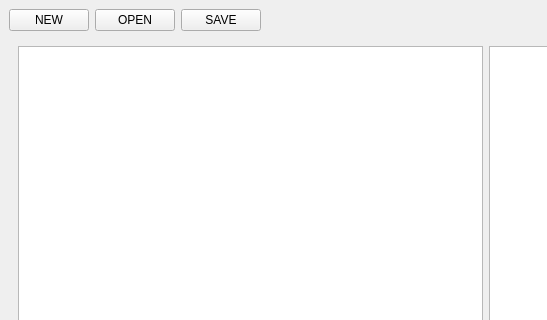
The window that mainwindow.ui (nort-cnc-control/NoRTGui-Qt) describes before a commit, drawn with Qt 5; both pictures show x 0 to 547 and y 0 to 320 of the 1148 by 703 pixel window.
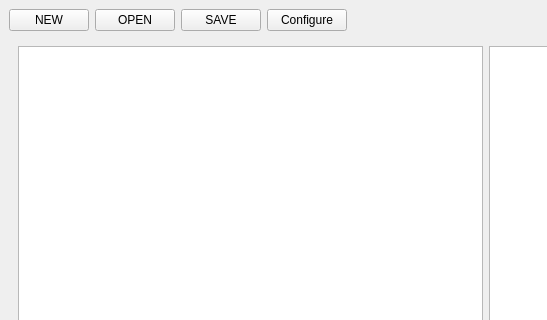
The same window after the commit.

Patch:
```diff
--- a/mainwindow.ui
+++ b/mainwindow.ui
@@ -43,6 +43,13 @@
           </property>
          </widget>
         </item>
+        <item>
+         <widget class="QPushButton" name="configure">
+          <property name="text">
+           <string>Configure</string>
+          </property>
+         </widget>
+        </item>
         <item>
          <spacer name="horizontalSpacer">
           <property name="orientation">
```
